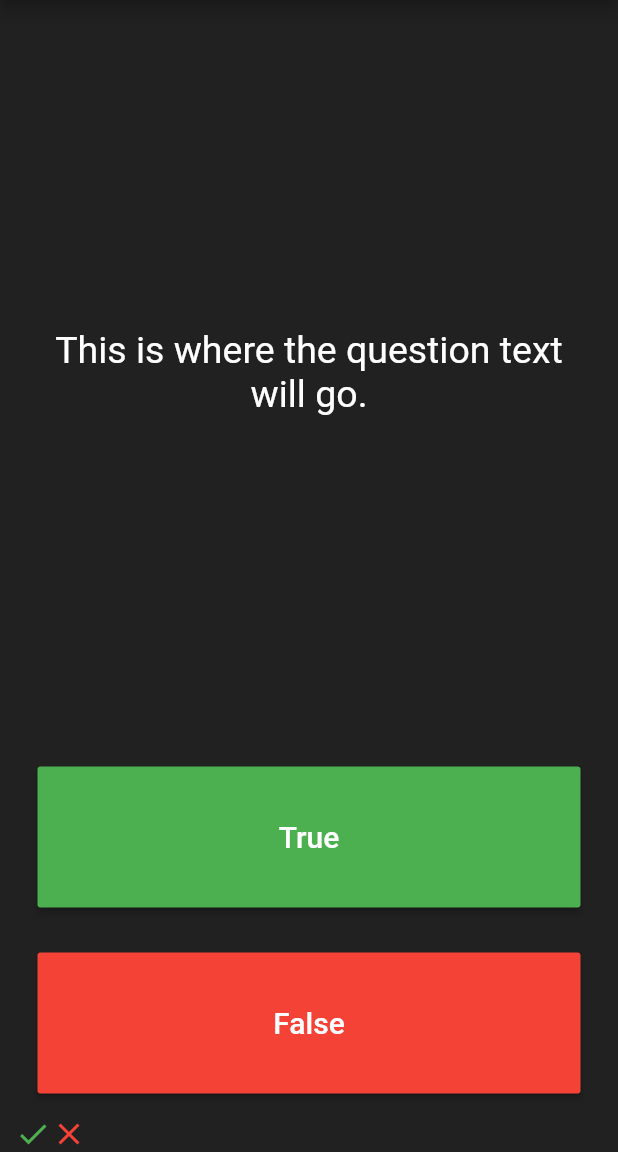
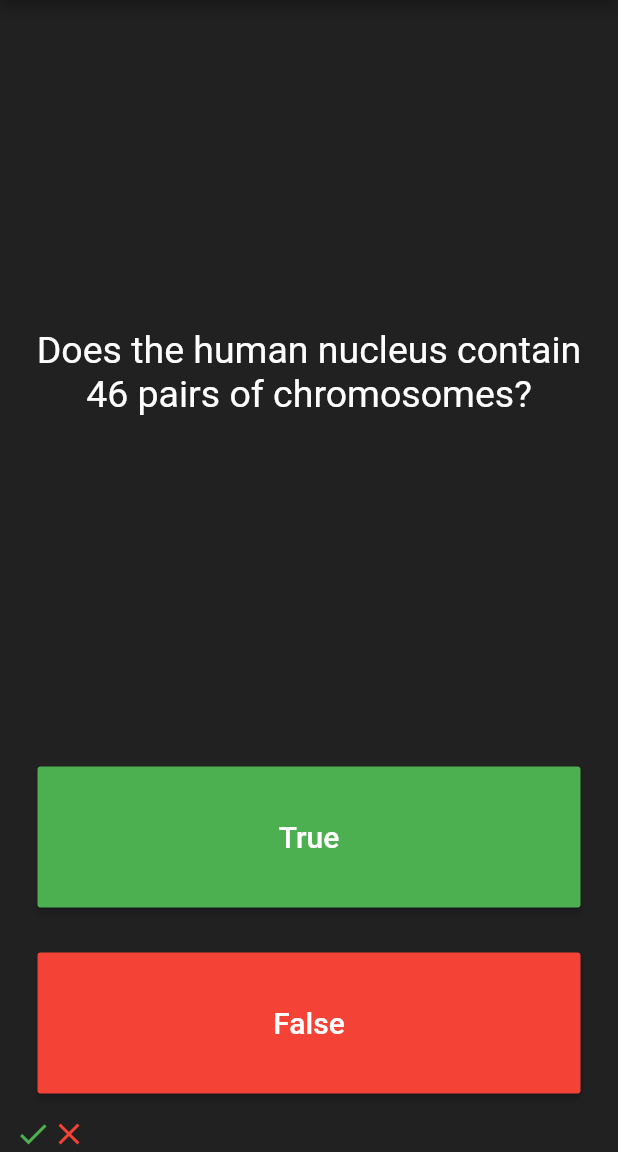
Before and after one commit to dev-nomi/Quizzler, a Flutter app: the screen it shows after launch, after a tap on "True", after a tap on "False", on a phone screen of 412 x 824 dp, the part 84-1236 px from its top. Run offline on Flutter 3.47's test engine with Material 2 defaults, Android fonts, the phone set to English and light mode, and no system bars.

Commit message:
add questions list

```diff
--- a/lib/main.dart
+++ b/lib/main.dart
@@ -35,7 +35,14 @@ class QuizPage extends StatefulWidget {
 }
 
 class _QuizPageState extends State<QuizPage> {
-  List<Icon> scoreKeeper = [];
+  List<Icon> scoreKeeper = [];//creates an empty list of icons
+  List<String> questions=[
+    'Crocodiles do not have sweat glands?',
+    'Deficiency of Vitamin B17 leads to cancer?',
+    'Does the human nucleus contain 46 pairs of chromosomes?',
+  ];
+  int  questionNumber=0;
+  List<bool> answers=[true,true,false];
   @override
   Widget build(BuildContext context) {
     return Column(
@@ -48,7 +55,7 @@ class _QuizPageState extends State<QuizPage> {
             padding: const EdgeInsets.all(10.0),
             child: Center(
               child: Text(
-                'This is where the question text will go.',
+                questions[questionNumber],
                 textAlign: TextAlign.center,
                 style: TextStyle(
                   fontSize: 25.0,
@@ -69,6 +76,7 @@ class _QuizPageState extends State<QuizPage> {
                 ),
                 onPressed: () {
                   setState(() {
+                    questionNumber++;
                     scoreKeeper.add(
                       Icon(
                         Icons.check,
@@ -90,6 +98,7 @@ class _QuizPageState extends State<QuizPage> {
                 ),
                 onPressed: () {
                   setState(() {
+                    questionNumber++;
                     scoreKeeper.add(
                       Icon(
                         Icons.close,
```
